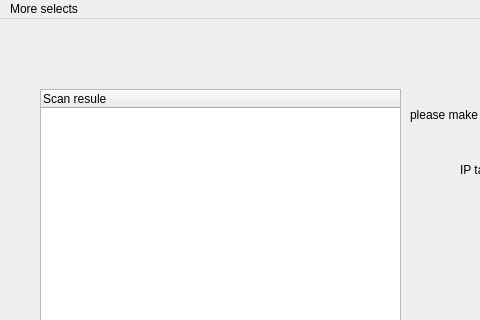
Old version of the form mainwindow.ui in the repository Peqiii/PortScanner; both pictures show x 0 to 480 and y 0 to 320 of the 800 by 600 pixel window.
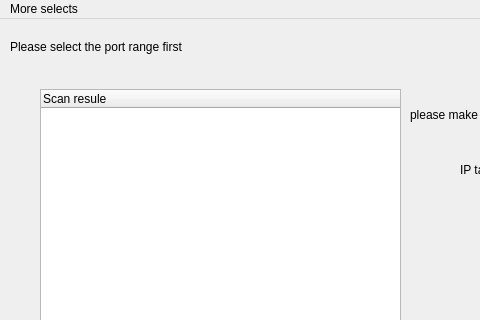
New version of the form. Icons and pictures are not drawn.

```diff
--- a/mainwindow.ui
+++ b/mainwindow.ui
@@ -107,6 +107,19 @@
      <pixmap resource="picture.qrc">:/new/prefix1/C:/Users/weiyu/Pictures/github.gif</pixmap>
     </property>
    </widget>
+   <widget class="QLabel" name="label">
+    <property name="geometry">
+     <rect>
+      <x>10</x>
+      <y>20</y>
+      <width>291</width>
+      <height>16</height>
+     </rect>
+    </property>
+    <property name="text">
+     <string>Please select the port range first</string>
+    </property>
+   </widget>
   </widget>
   <widget class="QMenuBar" name="menubar">
    <property name="geometry">
```
